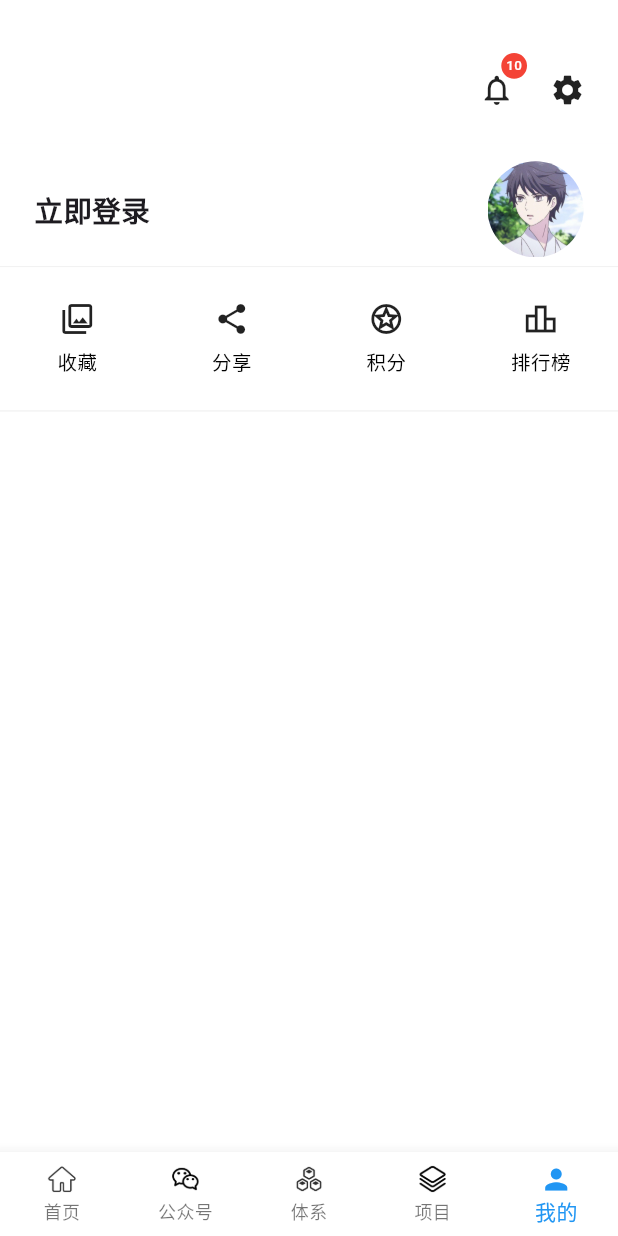
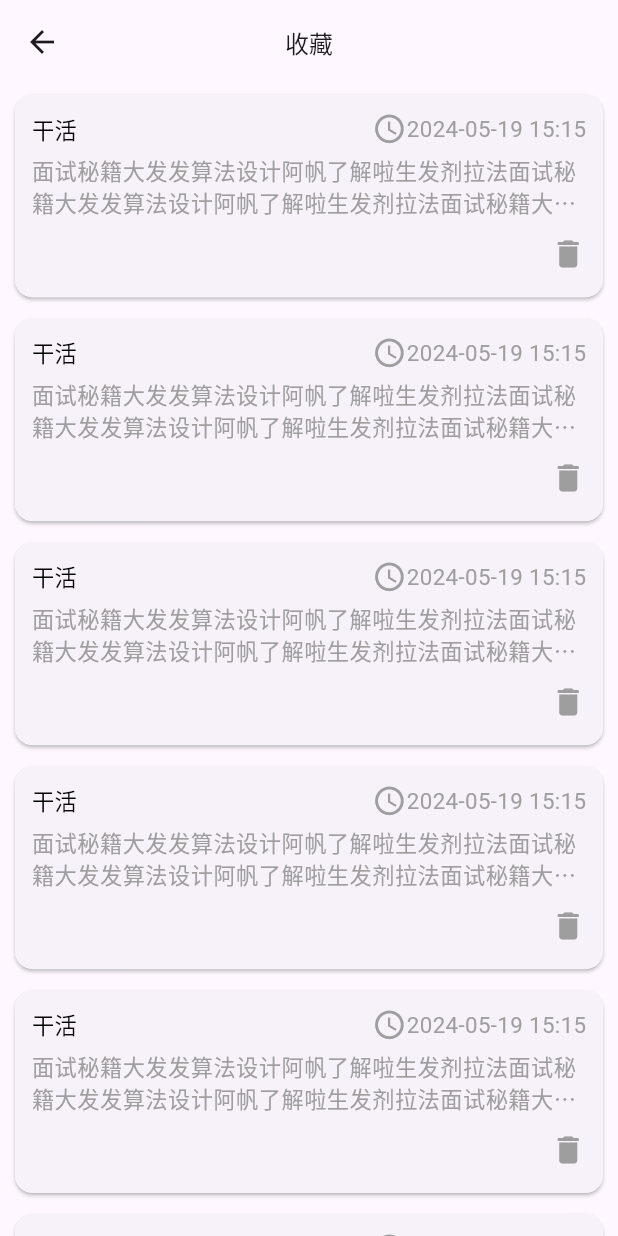
Before and after one commit to Asmewill/wan_giao_pro, a Flutter app: the screen it shows after launch, item 5 of the bottom bar chosen, after a tap on "收藏", on a phone screen of 412 x 824 dp. Run offline on Flutter 3.47's test engine with Material 3 defaults, Android fonts, the phone set to English and light mode, and no system bars; drawn by our look-alikes of oktoast, pull_to_refresh; our stand-ins replace cached_network_image, cookie_jar, dio, dio_cookie_manager, event_bus, flutter_screenutil and 4 more; missing offline and left inert: pk_skeleton_null_safe, sp_util; network calls fail.

Commit message:
add 收藏 排行榜 分享 积分排名

```diff
--- /dev/null
+++ b/lib/controller/point_controller.dart
@@ -0,0 +1,5 @@
+import 'package:wan_giao_pro/base/base_getx_controller_with_refresh.dart';
+
+class PointController extends BaseGetXControllerWithRefresh {
+
+}
--- /dev/null
+++ b/lib/controller/share_controller.dart
@@ -0,0 +1,5 @@
+import 'package:wan_giao_pro/base/base_getx_controller_with_refresh.dart';
+
+class ShareController extends BaseGetXControllerWithRefresh{
+
+}
--- a/lib/main.dart
+++ b/lib/main.dart
@@ -8,10 +8,14 @@ import 'package:pull_to_refresh/pull_to_refresh.dart';
 import 'package:wan_giao_pro/bindings/collection_binds.dart';
 import 'package:wan_giao_pro/bindings/login_bindings.dart';
 import 'package:wan_giao_pro/bindings/square_bindings.dart';
+import 'package:wan_giao_pro/page/collection_page.dart';
 import 'package:wan_giao_pro/page/index_page.dart';
 import 'package:wan_giao_pro/page/login_page.dart';
+import 'package:wan_giao_pro/page/point_page.dart';
+import 'package:wan_giao_pro/page/rank_page.dart';
 import 'package:wan_giao_pro/page/register_page.dart';
 import 'package:wan_giao_pro/page/setting_page.dart';
+import 'package:wan_giao_pro/page/share_page.dart';
 import 'package:wan_giao_pro/page/splash_page.dart';
 import 'package:wan_giao_pro/page/system_content_page.dart';
 import 'package:wan_giao_pro/page/web_page.dart';
@@ -38,13 +42,19 @@ class MyApp extends StatelessWidget {
             initialRoute: "/",
             getPages: [
               GetPage(name: "/", page: () => SplashPage()),
-          GetPage(name: "/index_page", page: () => IndexPage(),bindings: [CollectionBinds()]),
+              GetPage(
+                  name: "/index_page",
+                  page: () => IndexPage(),
+                  bindings: [CollectionBinds()]),
               GetPage(name: "/setting_page", page: () => SettingPage()),
-          GetPage(name: "/login_page", page: () => LoginPage(), bindings: [LoginBindings()]),
+              GetPage(
+                  name: "/login_page",
+                  page: () => LoginPage(),
+                  bindings: [LoginBindings()]),
               GetPage(
                   name: "/register_page",
                   page: () => RegisterPage(),
-              bindings:[ RegisterBinds()],
+                  bindings: [RegisterBinds()],
                   transition: Transition.rightToLeft),
               GetPage(
                   name: "/web_page",
@@ -53,11 +63,27 @@ class MyApp extends StatelessWidget {
               GetPage(
                   name: "/system_content_page",
                   page: () => SystemContentPage(),
-              transition: Transition.rightToLeft)
+                  transition: Transition.rightToLeft),
+              GetPage(
+                  name: "/collection_page",
+                  page: () => CollectionPage(),
+                  transition: Transition.fadeIn),
+              GetPage(
+                  name: "/share_page",
+                  page: () => SharePage(),
+                  transition: Transition.fadeIn),
+              GetPage(
+                  name: "/point_page",
+                  page: () => PointPage(),
+                  transition: Transition.fadeIn),
+              GetPage(
+                  name: "/rank_page",
+                  page: () => RankPage(),
+                  transition: Transition.fadeIn),
             ],
             localizationsDelegates: [
               // 这行是关键
-          RefreshLocalizations.delegate,//下拉刷新库支持多语言配置
+              RefreshLocalizations.delegate, //下拉刷新库支持多语言配置
               GlobalWidgetsLocalizations.delegate,
               GlobalMaterialLocalizations.delegate,
               GlobalCupertinoLocalizations.delegate,
--- /dev/null
+++ b/lib/page/collection_page.dart
@@ -0,0 +1,93 @@
+import 'package:flutter/material.dart';
+import 'package:get/get.dart';
+import 'package:flutter_screenutil/flutter_screenutil.dart';
+import 'package:oktoast/oktoast.dart';
+
+class CollectionPage extends StatefulWidget {
+  @override
+  State<CollectionPage> createState() => _CollectionPageState();
+}
+
+class _CollectionPageState extends State<CollectionPage> {
+  @override
+  Widget build(BuildContext context) {
+    return Scaffold(
+      appBar: AppBar(
+        title: Text(
+          "收藏",
+          style: TextStyle(fontSize: 16),
+        ),
+        leading: IconButton(
+            onPressed: () {
+              Get.back();
+            },
+            icon: Icon(Icons.arrow_back)),
+        centerTitle: true,
+      ),
+      body: ListView.builder(
+          itemCount: 10,
+          itemBuilder: (context, index) {
+            return Container(
+              height: 120.h,
+              margin: EdgeInsets.only(
+                  left: 5.w, top: 2.5.h, right: 5.w, bottom: 2.5.h),
+              child: Card(
+                  child: InkWell(
+                    onTap: (){
+                      showToast("msg");
+                    },
+                child: Container(
+               //   color: Colors.white,//水波纹失效
+                  padding: EdgeInsets.all(10.w),
+                  child: Column(
+                    children: [
+                      Row(
+                        mainAxisAlignment: MainAxisAlignment.spaceBetween,
+                        children: [
+                          Text(
+                            "干活",
+                            style:
+                                TextStyle(color: Colors.black, fontSize: 13.sp),
+                          ),
+                          Row(
+                            children: [
+                              Icon(
+                                Icons.access_time_outlined,
+                                color: Colors.grey,
+                                size: 20.w,
+                              ),
+                              Text(
+                                "2024-05-19 15:15",
+                                style: TextStyle(
+                                    color: Colors.grey, fontSize: 13.sp),
+                              ),
+                            ],
+                          )
+                        ],
+                      ),
+                      Container(
+                        margin: EdgeInsets.only(top: 5.h),
+                        child: Text(
+                          "面试秘籍大发发算法设计阿帆了解啦生发剂拉法面试秘籍大发发算法设计阿帆了解啦生发剂拉法面试秘籍大发发算法设计阿帆了解啦生发剂拉法",
+                          overflow: TextOverflow.ellipsis,
+                          maxLines: 2,
+                          style: TextStyle(color: Colors.grey, fontSize: 13.sp),
+                        ),
+                      ),
+                      Container(
+                        margin: EdgeInsets.only(top: 10.h),
+                        alignment: Alignment.centerRight,
+                        child: Icon(
+                          Icons.delete,
+                          color: Colors.grey,
+                        ),
+                      )
+                    ],
+                  ),
+                ),
+              )),
+            );
+          }),
+    );
+  }
+}
```
Also changed, not shown: lib/controller/rank_controller.dart (added, +7 -0 lines), lib/page/person_page.dart (+16 -8 lines), lib/page/point_page.dart (added, +25 -0 lines), lib/page/rank_page.dart (added, +27 -0 lines), lib/page/share_page.dart (added, +26 -0 lines). Lines whose indentation alone changed are shown as unchanged.
